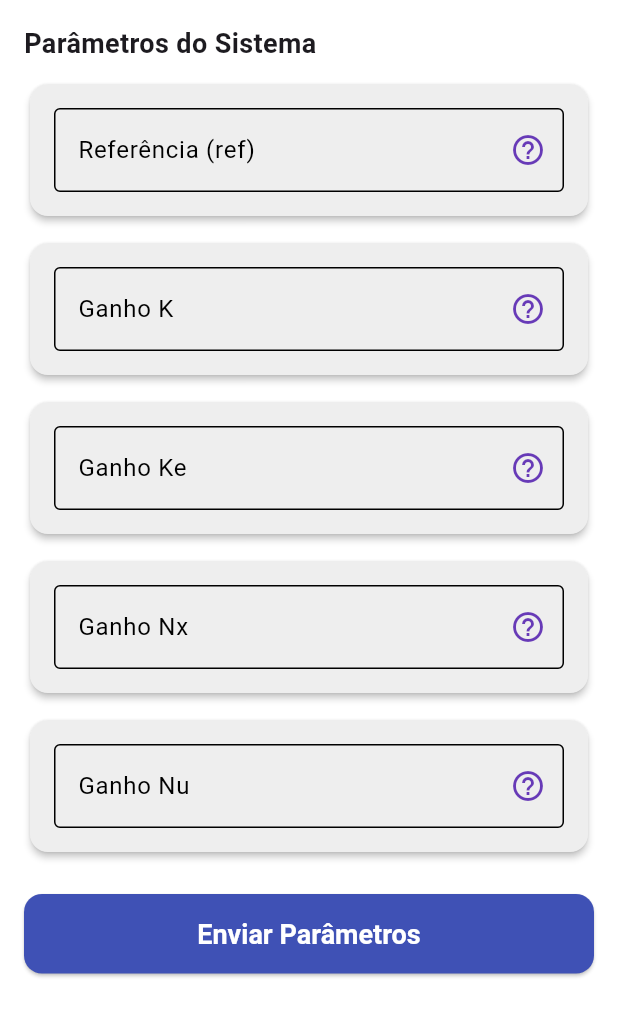
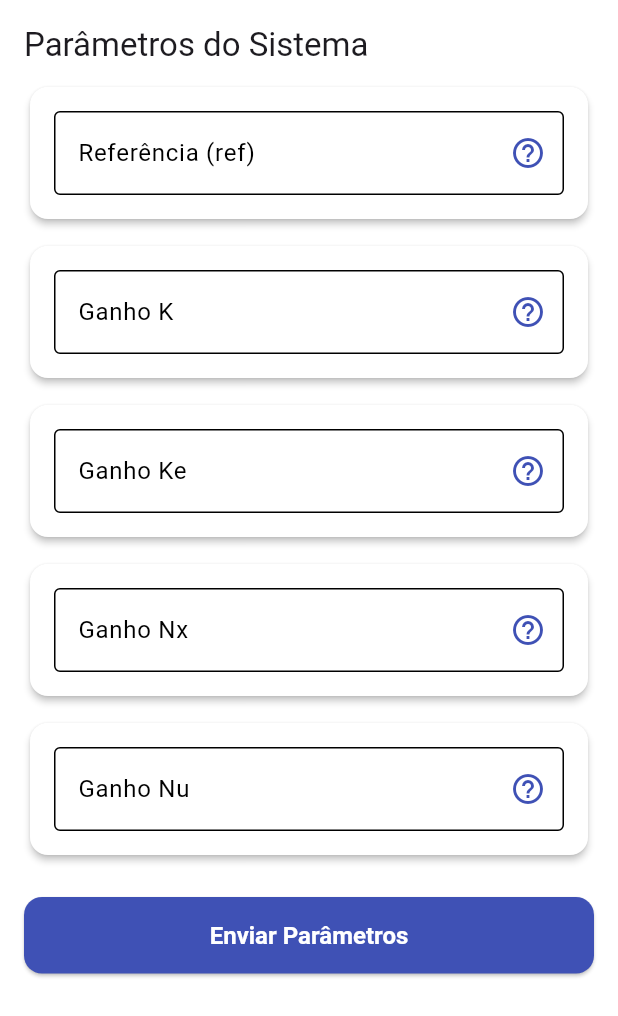
Before and after one commit to JoaoMarcosSouzaFerreira/Solucao_IoT_Experimento_7, a Flutter app: the ParametrosScreen screen opened directly, on a phone screen of 412 x 824 dp. Shown: the top 1016 px of the screen. Run offline on Flutter 3.47's test engine with Material 3 defaults, Android fonts, the phone set to English and light mode, and no system bars; our stand-ins replace fl_chart, flutter_blue_plus, google_fonts, lottie, permission_handler; missing offline and left inert: flutter_math_fork, mqtt_client; project files that could hold a hidden picture were left out.

Commit message:
Update cores

```diff
--- a/Aplicativo/experimento7/lib/telas/parametros_screen.dart
+++ b/Aplicativo/experimento7/lib/telas/parametros_screen.dart
@@ -273,7 +273,7 @@ class _ParametrosScreenState extends State<ParametrosScreen> {
         border: const OutlineInputBorder(),
         hintText: 'Ex: 10.0',
         suffixIcon: IconButton(
-          icon: const Icon(Icons.help_outline, color: Colors.deepPurple),
+          icon: Icon(Icons.help_outline, color: Theme.of(context).colorScheme.primary),
           onPressed: () => _mostrarAjudaDialog(
             "Ajuda: $labelText",
             helpText,
@@ -289,13 +289,13 @@ class _ParametrosScreenState extends State<ParametrosScreen> {
   }
 
   Widget _buildExperimentView() {
+    final theme = Theme.of(context);
     return SingleChildScrollView(
       padding: const EdgeInsets.all(16),
       child: Column(
         crossAxisAlignment: CrossAxisAlignment.stretch,
         children: [
-          const Text("Controle do Experimento", style: TextStyle(fontSize: 18, fontWeight: FontWeight.bold)),
-          const SizedBox(height: 10),
+          Text("Controle do Experimento", style: theme.textTheme.titleLarge),
           Card(
             color: Colors.grey.shade200,
             child: Padding(
@@ -327,14 +327,14 @@ class _ParametrosScreenState extends State<ParametrosScreen> {
           ),
           const SizedBox(height: 24),
           const Divider(),
-          const Text("Dados do Experimento", style: TextStyle(fontSize: 18, fontWeight: FontWeight.bold)),
+          Text("Dados do Experimento", style: theme.textTheme.titleLarge),
           const SizedBox(height: 10),
           Card(child: ListTile(leading: const Icon(Icons.monitor_heart, color: Colors.deepPurple), title: const Text("Status da Bancada"), trailing: Text(_statusBancada, style: const TextStyle(fontWeight: FontWeight.bold)))),
           Card(child: ListTile(leading: const Icon(Icons.waves, color: Colors.blue), title: const Text("Nível da Água"), trailing: Text('$_nivelAgua cm', style: const TextStyle(fontWeight: FontWeight.bold)))),
           Card(child: ListTile(leading: const Icon(Icons.flash_on, color: Colors.orange), title: const Text("Tensão na Bomba"), trailing: Text('$_tensao %', style: const TextStyle(fontWeight: FontWeight.bold)))),
 
           const SizedBox(height: 24),
-          const Text("Gráfico em Tempo Real", style: TextStyle(fontSize: 18, fontWeight: FontWeight.bold)),
+           Text("Gráfico em Tempo Real", style: theme.textTheme.titleLarge),
           const SizedBox(height: 10),
 
           Container(
@@ -386,15 +386,14 @@ class _ParametrosScreenState extends State<ParametrosScreen> {
     return ListView(
       padding: const EdgeInsets.all(16),
       children: [
-        const Text("Parâmetros do Sistema", style: TextStyle(fontSize: 18, fontWeight: FontWeight.bold)),
+        Text("Parâmetros do Sistema", style: Theme.of(context).textTheme.titleLarge),
         const SizedBox(height: 10),
-        Card(
-          color: Colors.grey.shade200,
+         Card(
           child: Padding(
             padding: const EdgeInsets.all(16.0),
             child: _buildParameterTextField(
               labelText: "Referência (ref)",
-              helpText: "A referência (ou setpoint) é o valor desejado para a saída do sistema (o nível da água).",
+              helpText: "A referência (ou setpoint) é o valor desejado para a saída do sistema...",
               controller: _refController,
               equation: Math.tex(r'x_{ss} = N_x \cdot ref', textStyle: const TextStyle(fontSize: 16)),
             ),
@@ -402,12 +401,11 @@ class _ParametrosScreenState extends State<ParametrosScreen> {
         ),
         const SizedBox(height: 10),
         Card(
-          color: Colors.grey.shade200,
           child: Padding(
             padding: const EdgeInsets.all(16.0),
             child: _buildParameterTextField(
               labelText: "Ganho K",
-              helpText: "O ganho K é a matriz de ganhos de realimentação de estado.",
+              helpText: "O ganho K é a matriz de ganhos de realimentação de estado...",
               controller: _kController,
               equation: Math.tex(r'u = -K \cdot x', textStyle: const TextStyle(fontSize: 16)),
             ),
@@ -415,12 +413,11 @@ class _ParametrosScreenState extends State<ParametrosScreen> {
         ),
         const SizedBox(height: 10),
         Card(
-          color: Colors.grey.shade200,
           child: Padding(
             padding: const EdgeInsets.all(16.0),
             child: _buildParameterTextField(
               labelText: "Ganho Ke",
-              helpText: "O ganho Ke é a matriz de ganho do observador de estados.",
+              helpText: "O ganho Ke é a matriz de ganho do observador de estados...",
               controller: _keController,
               equation: Math.tex(r'\dot{\hat{x}} = A\hat{x} + Bu + K_e(y - C\hat{x})', textStyle: const TextStyle(fontSize: 16)),
             ),
@@ -428,12 +425,11 @@ class _ParametrosScreenState extends State<ParametrosScreen> {
         ),
         const SizedBox(height: 10),
         Card(
-          color: Colors.grey.shade200,
           child: Padding(
             padding: const EdgeInsets.all(16.0),
             child: _buildParameterTextField(
               labelText: "Ganho Nx",
-              helpText: "O ganho Nx é a matriz de ganho de pré-compensação.",
+              helpText: "O ganho Nx é a matriz de ganho de pré-compensação...",
               controller: _nxController,
               equation: Math.tex(r'x_{ss} = N_x \cdot ref', textStyle: const TextStyle(fontSize: 16)),
             ),
@@ -441,29 +437,32 @@ class _ParametrosScreenState extends State<ParametrosScreen> {
         ),
         const SizedBox(height: 10),
         Card(
-          color: Colors.grey.shade200,
           child: Padding(
             padding: const EdgeInsets.all(16.0),
             child: _buildParameterTextField(
               labelText: "Ganho Nu",
-              helpText: "O ganho Nu é a matriz de ganho de controle de regime permanente.",
+              helpText: "O ganho Nu é a matriz de ganho de controle de regime permanente...",
               controller: _nuController,
               equation: Math.tex(r'u_{ss} = N_u \cdot ref', textStyle: const TextStyle(fontSize: 16)),
             ),
           ),
         ),
         const SizedBox(height: 24),
-        ElevatedButton(
+         ElevatedButton(
           onPressed: connectAndPublish,
-          child: const Text('Enviar Parâmetros', style: TextStyle(fontSize: 18)),
+          child: const Text('Enviar Parâmetros'),
         ),
+        const SizedBox(height: 12),
         if (_statusMessage.isNotEmpty)
           Padding(
-            padding: const EdgeInsets.only(top: 12.0),
+            padding: const EdgeInsets.all(8.0),
             child: Text(
               _statusMessage,
               textAlign: TextAlign.center,
-              style: TextStyle(color: _statusMessage.startsWith("Erro") ? Colors.red : Colors.black),
+              style: TextStyle(
+                  color: _statusMessage.startsWith("Erro")
+                      ? Theme.of(context).colorScheme.error
+                      : Theme.of(context).colorScheme.onSurface),
             ),
           )
       ],
```
Also changed, not shown: Aplicativo/experimento7/lib/telas/professor_config_screen.dart (+26 -16 lines).
